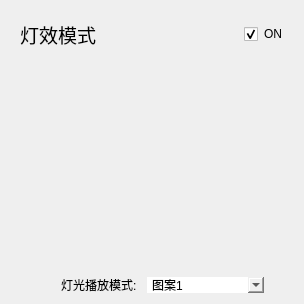
wlffeng2008/AkkoStudio, file Module/ModuleEfMode.ui: the form before one commit.
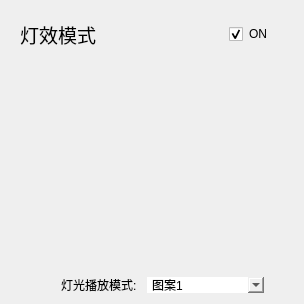
The form after the commit. Custom widgets are drawn as their Qt base class.

The edit to the form file:
```diff
--- a/Module/ModuleEfMode.ui
+++ b/Module/ModuleEfMode.ui
@@ -31,6 +31,9 @@
    </property>
    <item>
     <layout class="QHBoxLayout" name="horizontalLayout_2">
+     <property name="rightMargin">
+      <number>15</number>
+     </property>
      <item>
       <widget class="QLabel" name="labelTitle1">
        <property name="font">
```
